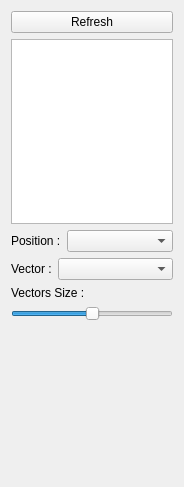
The window that SCHNApps/Plugins/renderVector/renderVector.ui (cgogn/CGoGN) describes before a commit, drawn with Qt 5.
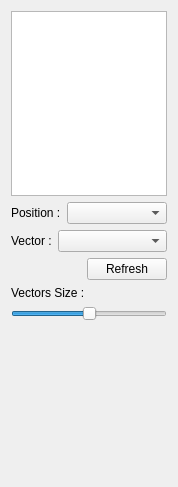
The same window after the commit.

Commit message: SCHNApps: parameterSet management in render plugins

The edit to the form file:
```diff
--- a/SCHNApps/Plugins/renderVector/renderVector.ui
+++ b/SCHNApps/Plugins/renderVector/renderVector.ui
@@ -6,7 +6,7 @@
    <rect>
     <x>0</x>
     <y>0</y>
-    <width>184</width>
+    <width>174</width>
     <height>487</height>
    </rect>
   </property>
@@ -14,22 +14,6 @@
    <string>Form</string>
   </property>
   <layout class="QVBoxLayout" name="verticalLayout">
-   <item>
-    <widget class="QPushButton" name="button_refreshVBOs">
-     <property name="sizePolicy">
-      <sizepolicy hsizetype="Preferred" vsizetype="Fixed">
-       <horstretch>0</horstretch>
-       <verstretch>0</verstretch>
-      </sizepolicy>
-     </property>
-     <property name="layoutDirection">
-      <enum>Qt::LeftToRight</enum>
-     </property>
-     <property name="text">
-      <string>Refresh</string>
-     </property>
-    </widget>
-   </item>
    <item>
     <widget class="QListWidget" name="mapList"/>
    </item>
@@ -45,6 +29,16 @@
        </property>
       </widget>
      </item>
+     <item row="1" column="1" colspan="2">
+      <widget class="QComboBox" name="combo_vectorVBO">
+       <property name="sizePolicy">
+        <sizepolicy hsizetype="MinimumExpanding" vsizetype="Fixed">
+         <horstretch>0</horstretch>
+         <verstretch>0</verstretch>
+        </sizepolicy>
+       </property>
+      </widget>
+     </item>
      <item row="0" column="0" colspan="2">
       <widget class="QLabel" name="label_2">
        <property name="text">
@@ -62,14 +56,20 @@
        </property>
       </widget>
      </item>
-     <item row="1" column="1" colspan="2">
-      <widget class="QComboBox" name="combo_vectorVBO">
+     <item row="2" column="2" alignment="Qt::AlignRight">
+      <widget class="QPushButton" name="button_refreshVBOs">
        <property name="sizePolicy">
-        <sizepolicy hsizetype="MinimumExpanding" vsizetype="Fixed">
+        <sizepolicy hsizetype="Preferred" vsizetype="Fixed">
          <horstretch>0</horstretch>
          <verstretch>0</verstretch>
         </sizepolicy>
        </property>
+       <property name="layoutDirection">
+        <enum>Qt::LeftToRight</enum>
+       </property>
+       <property name="text">
+        <string>Refresh</string>
+       </property>
       </widget>
      </item>
     </layout>
```
The commit also changes 6 other files.
